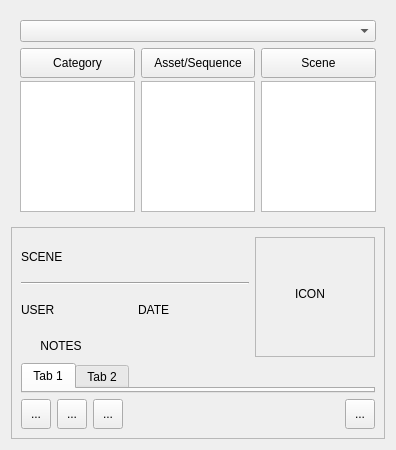
Old version of the form plugins/scene_loader/gui/main.ui in the repository MayaFramework/Framework.
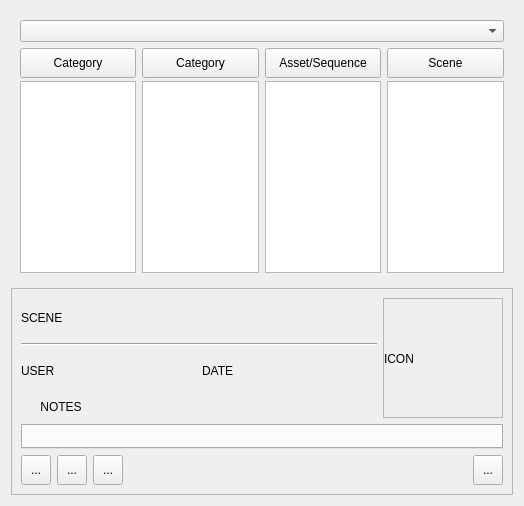
New version of the form.

```diff
--- a/plugins/scene_loader/gui/main.ui
+++ b/plugins/scene_loader/gui/main.ui
@@ -6,8 +6,8 @@
    <rect>
     <x>0</x>
     <y>0</y>
-    <width>396</width>
-    <height>450</height>
+    <width>524</width>
+    <height>506</height>
    </rect>
   </property>
   <property name="windowTitle">
@@ -51,7 +51,35 @@
             </widget>
            </item>
            <item>
-            <widget class="QListWidget" name="listWidget"/>
+            <widget class="QListWidget" name="firstLevelLW"/>
+           </item>
+          </layout>
+         </widget>
+        </item>
+        <item>
+         <widget class="QWidget" name="widget_5" native="true">
+          <layout class="QVBoxLayout" name="verticalLayout_9">
+           <property name="spacing">
+            <number>3</number>
+           </property>
+           <property name="margin">
+            <number>0</number>
+           </property>
+           <item>
+            <widget class="QPushButton" name="secondLevelBT">
+             <property name="minimumSize">
+              <size>
+               <width>0</width>
+               <height>30</height>
+              </size>
+             </property>
+             <property name="text">
+              <string>Category</string>
+             </property>
+            </widget>
+           </item>
+           <item>
+            <widget class="QListWidget" name="secondLevelLW"/>
            </item>
           </layout>
          </widget>
@@ -211,36 +239,39 @@
           <property name="frameShadow">
            <enum>QFrame::Raised</enum>
           </property>
-          <widget class="QLabel" name="label_4">
-           <property name="geometry">
-            <rect>
-             <x>40</x>
-             <y>50</y>
-             <width>46</width>
-             <height>13</height>
-            </rect>
+          <layout class="QVBoxLayout" name="verticalLayout_10">
+           <property name="spacing">
+            <number>0</number>
            </property>
-           <property name="text">
-            <string>ICON</string>
+           <property name="margin">
+            <number>0</number>
            </property>
-          </widget>
+           <item>
+            <widget class="QLabel" name="scene_image_pixmap">
+             <property name="minimumSize">
+              <size>
+               <width>120</width>
+               <height>120</height>
+              </size>
+             </property>
+             <property name="maximumSize">
+              <size>
+               <width>120</width>
+               <height>120</height>
+              </size>
+             </property>
+             <property name="text">
+              <string>ICON</string>
+             </property>
+            </widget>
+           </item>
+          </layout>
          </widget>
         </item>
        </layout>
       </item>
       <item>
-       <widget class="QTabWidget" name="tabWidget">
-        <widget class="QWidget" name="tab">
-         <attribute name="title">
-          <string>Tab 1</string>
-         </attribute>
-        </widget>
-        <widget class="QWidget" name="tab_2">
-         <attribute name="title">
-          <string>Tab 2</string>
-         </attribute>
-        </widget>
-       </widget>
+       <widget class="QTabWidget" name="scenesTW"/>
       </item>
       <item>
        <layout class="QHBoxLayout" name="horizontalLayout_5">
@@ -299,6 +330,9 @@
           <property name="text">
            <string>...</string>
           </property>
+          <property name="autoRaise">
+           <bool>false</bool>
+          </property>
          </widget>
         </item>
         <item>
```
Left out of the diff: 26 changed lines with no effect on the pictures.
